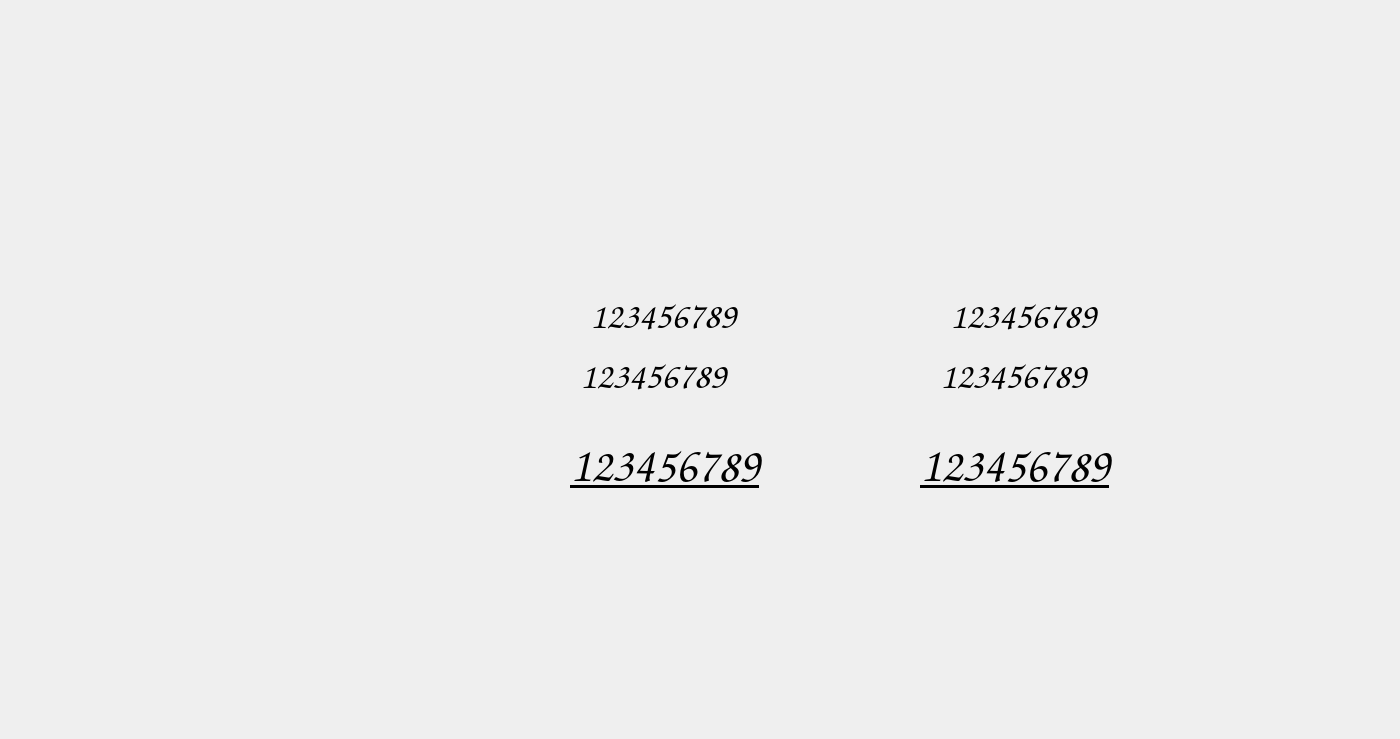
First picture: the form in codigoJuego/TomANDJerry/mostrarresultados.ui, repository luistorrest/ProyectoFinal, before the edit.
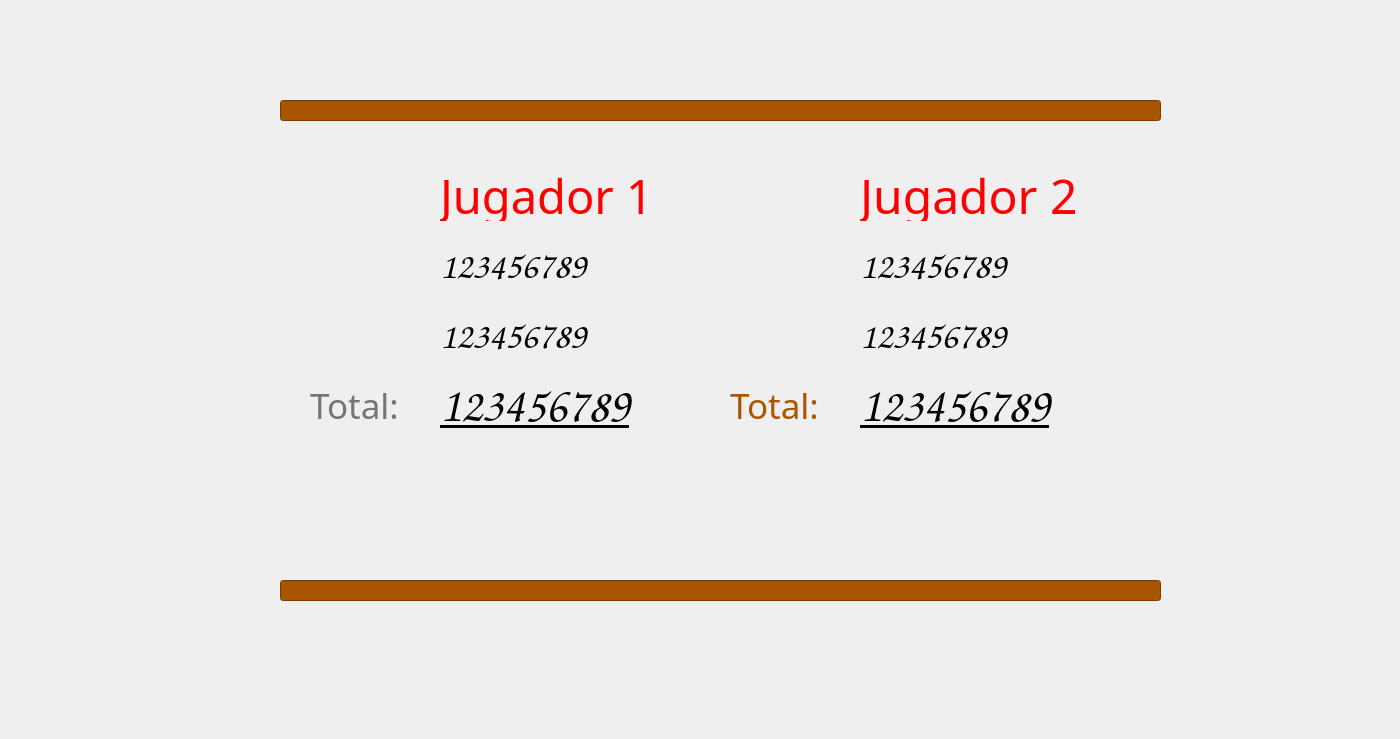
Second picture: the form after the edit. Icons and pictures are not drawn.

```diff
--- a/codigoJuego/TomANDJerry/mostrarresultados.ui
+++ b/codigoJuego/TomANDJerry/mostrarresultados.ui
@@ -16,8 +16,8 @@
   <widget class="QLabel" name="Distancia_2">
    <property name="geometry">
     <rect>
-     <x>950</x>
-     <y>290</y>
+     <x>860</x>
+     <y>240</y>
      <width>221</width>
      <height>51</height>
     </rect>
@@ -35,8 +35,8 @@
   <widget class="QLabel" name="Monedas">
    <property name="geometry">
     <rect>
-     <x>580</x>
-     <y>350</y>
+     <x>440</x>
+     <y>310</y>
      <width>221</width>
      <height>51</height>
     </rect>
@@ -54,8 +54,8 @@
   <widget class="QLabel" name="Total">
    <property name="geometry">
     <rect>
-     <x>570</x>
-     <y>430</y>
+     <x>440</x>
+     <y>370</y>
      <width>261</width>
      <height>71</height>
     </rect>
@@ -77,8 +77,8 @@
   <widget class="QLabel" name="Monedas_2">
    <property name="geometry">
     <rect>
-     <x>940</x>
-     <y>350</y>
+     <x>860</x>
+     <y>310</y>
      <width>231</width>
      <height>51</height>
     </rect>
@@ -96,12 +96,49 @@
   <widget class="QLabel" name="Distancia">
    <property name="geometry">
     <rect>
-     <x>590</x>
-     <y>290</y>
+     <x>440</x>
+     <y>240</y>
      <width>211</width>
      <height>51</height>
     </rect>
    </property>
+   <property name="palette">
+    <palette>
+     <active>
+      <colorrole role="WindowText">
+       <brush brushstyle="SolidPattern">
+        <color alpha="255">
+         <red>0</red>
+         <green>0</green>
+         <blue>0</blue>
+        </color>
+       </brush>
+      </colorrole>
+     </active>
+     <inactive>
+      <colorrole role="WindowText">
+       <brush brushstyle="SolidPattern">
+        <color alpha="255">
+         <red>0</red>
+         <green>0</green>
+         <blue>0</blue>
+        </color>
+       </brush>
+      </colorrole>
+     </inactive>
+     <disabled>
+      <colorrole role="WindowText">
+       <brush brushstyle="SolidPattern">
+        <color alpha="255">
+         <red>120</red>
+         <green>120</green>
+         <blue>120</blue>
+        </color>
+       </brush>
+      </colorrole>
+     </disabled>
+    </palette>
+   </property>
    <property name="font">
     <font>
      <family>Comic Sans MS</family>
@@ -115,8 +152,8 @@
   <widget class="QLabel" name="Total_2">
    <property name="geometry">
     <rect>
-     <x>920</x>
-     <y>430</y>
+     <x>860</x>
+     <y>370</y>
      <width>271</width>
      <height>71</height>
     </rect>
@@ -138,8 +175,8 @@
   <widget class="QLabel" name="fondo">
    <property name="geometry">
     <rect>
-     <x>450</x>
-     <y>200</y>
+     <x>280</x>
+     <y>100</y>
      <width>881</width>
      <height>501</height>
     </rect>
@@ -151,6 +188,1308 @@
     <pixmap resource="Imagenes.qrc">:/ImagenesJuego/Fondos/504.jpg</pixmap>
    </property>
   </widget>
+  <widget class="QLabel" name="Jugador">
+   <property name="geometry">
+    <rect>
+     <x>440</x>
+     <y>170</y>
+     <width>271</width>
+     <height>51</height>
+    </rect>
+   </property>
+   <property name="palette">
+    <palette>
+     <active>
+      <colorrole role="WindowText">
+       <brush brushstyle="SolidPattern">
+        <color alpha="255">
+         <red>255</red>
+         <green>0</green>
+         <blue>0</blue>
+        </color>
+       </brush>
+      </colorrole>
+      <colorrole role="Text">
+       <brush brushstyle="SolidPattern">
+        <color alpha="255">
+         <red>255</red>
+         <green>0</green>
+         <blue>0</blue>
+        </color>
+       </brush>
+      </colorrole>
+      <colorrole role="PlaceholderText">
+       <brush brushstyle="SolidPattern">
+        <color alpha="128">
+         <red>255</red>
+         <green>0</green>
+         <blue>0</blue>
+        </color>
+       </brush>
+      </colorrole>
+     </active>
+     <inactive>
+      <colorrole role="WindowText">
+       <brush brushstyle="SolidPattern">
+        <color alpha="255">
+         <red>255</red>
+         <green>0</green>
+         <blue>0</blue>
+        </color>
+       </brush>
+      </colorrole>
+      <colorrole role="Text">
+       <brush brushstyle="SolidPattern">
+        <color alpha="255">
+         <red>255</red>
+         <green>0</green>
+         <blue>0</blue>
+        </color>
+       </brush>
+      </colorrole>
+      <colorrole role="PlaceholderText">
+       <brush brushstyle="SolidPattern">
+        <color alpha="128">
+         <red>255</red>
+         <green>0</green>
+         <blue>0</blue>
+        </color>
+       </brush>
+      </colorrole>
+     </inactive>
+     <disabled>
+      <colorrole role="WindowText">
+       <brush brushstyle="SolidPattern">
+        <color alpha="255">
+         <red>120</red>
+         <green>120</green>
+         <blue>120</blue>
+        </color>
+       </brush>
+      </colorrole>
+      <colorrole role="Text">
+       <brush brushstyle="SolidPattern">
+        <color alpha="255">
+         <red>120</red>
+         <green>120</green>
+         <blue>120</blue>
+        </color>
+       </brush>
+      </colorrole>
+      <colorrole role="PlaceholderText">
+       <brush brushstyle="SolidPattern">
+        <color alpha="128">
+         <red>0</red>
+         <green>0</green>
+         <blue>0</blue>
+        </color>
+       </brush>
+      </colorrole>
+     </disabled>
+    </palette>
+   </property>
+   <property name="font">
+    <font>
+     <family>Showcard Gothic</family>
+     <pointsize>35</pointsize>
+    </font>
+   </property>
+   <property name="text">
+    <string>Jugador 1</string>
+   </property>
+  </widget>
+  <widget class="QLabel" name="Jugador_2">
+   <property name="geometry">
+    <rect>
+     <x>860</x>
+     <y>170</y>
+     <width>261</width>
+     <height>51</height>
+    </rect>
+   </property>
+   <property name="palette">
+    <palette>
+     <active>
+      <colorrole role="WindowText">
+       <brush brushstyle="SolidPattern">
+        <color alpha="255">
+         <red>255</red>
+         <green>0</green>
+         <blue>0</blue>
+        </color>
+       </brush>
+      </colorrole>
+     </active>
+     <inactive>
+      <colorrole role="WindowText">
+       <brush brushstyle="SolidPattern">
+        <color alpha="255">
+         <red>255</red>
+         <green>0</green>
+         <blue>0</blue>
+        </color>
+       </brush>
+      </colorrole>
+     </inactive>
+     <disabled>
+      <colorrole role="WindowText">
+       <brush brushstyle="SolidPattern">
+        <color alpha="255">
+         <red>120</red>
+         <green>120</green>
+         <blue>120</blue>
+        </color>
+       </brush>
+      </colorrole>
+     </disabled>
+    </palette>
+   </property>
+   <property name="font">
+    <font>
+     <family>Showcard Gothic</family>
+     <pointsize>36</pointsize>
+    </font>
+   </property>
+   <property name="text">
+    <string>Jugador 2</string>
+   </property>
+  </widget>
+  <widget class="QLabel" name="ImgMoneda">
+   <property name="geometry">
+    <rect>
+     <x>380</x>
+     <y>310</y>
+     <width>50</width>
+     <height>50</height>
+    </rect>
+   </property>
+   <property name="text">
+    <string/>
+   </property>
+   <property name="pixmap">
+    <pixmap resource="Imagenes.qrc">:/ImagenesJuego/monedas/moneda1.png</pixmap>
+   </property>
+   <property name="scaledContents">
+    <bool>true</bool>
+   </property>
+  </widget>
+  <widget class="QLabel" name="ImgMoneda_2">
+   <property name="geometry">
+    <rect>
+     <x>800</x>
+     <y>310</y>
+     <width>50</width>
+     <height>50</height>
+    </rect>
+   </property>
+   <property name="text">
+    <string/>
+   </property>
+   <property name="pixmap">
+    <pixmap resource="Imagenes.qrc">:/ImagenesJuego/monedas/moneda1.png</pixmap>
+   </property>
+   <property name="scaledContents">
+    <bool>true</bool>
+   </property>
+  </widget>
+  <widget class="QLabel" name="ImgDistancia">
+   <property name="geometry">
+    <rect>
+     <x>380</x>
+     <y>240</y>
+     <width>50</width>
+     <height>50</height>
+    </rect>
+   </property>
+   <property name="text">
+    <string/>
+   </property>
+   <property name="pixmap">
+    <pixmap resource="Imagenes.qrc">:/ImagenesJuego/Otros/Distancia.png</pixmap>
+   </property>
+   <property name="scaledContents">
+    <bool>true</bool>
+   </property>
+  </widget>
+  <widget class="QLabel" name="ImgDistancia_2">
+   <property name="geometry">
+    <rect>
+     <x>800</x>
+     <y>240</y>
+     <width>50</width>
+     <height>50</height>
+    </rect>
+   </property>
+   <property name="text">
+    <string/>
+   </property>
+   <property name="pixmap">
+    <pixmap resource="Imagenes.qrc">:/ImagenesJuego/Otros/Distancia.png</pixmap>
+   </property>
+   <property name="scaledContents">
+    <bool>true</bool>
+   </property>
+  </widget>
+  <widget class="QLabel" name="ResTotal">
+   <property name="geometry">
+    <rect>
+     <x>310</x>
+     <y>380</y>
+     <width>121</width>
+     <height>51</height>
+    </rect>
+   </property>
+   <property name="palette">
+    <palette>
+     <active>
+      <colorrole role="WindowText">
+       <brush brushstyle="SolidPattern">
+        <color alpha="255">
+         <red>117</red>
+         <green>117</green>
+         <blue>117</blue>
+        </color>
+       </brush>
+      </colorrole>
+     </active>
+     <inactive>
+      <colorrole role="WindowText">
+       <brush brushstyle="SolidPattern">
+        <color alpha="255">
+         <red>117</red>
+         <green>117</green>
+         <blue>117</blue>
+        </color>
+       </brush>
+      </colorrole>
+     </inactive>
+     <disabled>
+      <colorrole role="WindowText">
+       <brush brushstyle="SolidPattern">
+        <color alpha="255">
+         <red>120</red>
+         <green>120</green>
+         <blue>120</blue>
+        </color>
+       </brush>
+      </colorrole>
+     </disabled>
+    </palette>
+   </property>
+   <property name="font">
+    <font>
+     <family>Showcard Gothic</family>
+     <pointsize>26</pointsize>
+    </font>
+   </property>
+   <property name="text">
+    <string>Total:</string>
+   </property>
+  </widget>
+  <widget class="QLabel" name="ResTotal_2">
+   <property name="geometry">
+    <rect>
+     <x>730</x>
+     <y>380</y>
+     <width>121</width>
+     <height>51</height>
+    </rect>
+   </property>
+   <property name="palette">
+    <palette>
+     <active>
+      <colorrole role="WindowText">
+       <brush brushstyle="SolidPattern">
+        <color alpha="255">
+         <red>170</red>
+         <green>85</green>
+         <blue>0</blue>
+        </color>
+       </brush>
+      </colorrole>
+     </active>
+     <inactive>
+      <colorrole role="WindowText">
+       <brush brushstyle="SolidPattern">
+        <color alpha="255">
+         <red>170</red>
+         <green>85</green>
+         <blue>0</blue>
+        </color>
+       </brush>
+      </colorrole>
+     </inactive>
+     <disabled>
+      <colorrole role="WindowText">
+       <brush brushstyle="SolidPattern">
+        <color alpha="255">
+         <red>120</red>
+         <green>120</green>
+         <blue>120</blue>
+        </color>
+       </brush>
+      </colorrole>
+     </disabled>
+    </palette>
+   </property>
+   <property name="font">
+    <font>
+     <family>Showcard Gothic</family>
+     <pointsize>26</pointsize>
+    </font>
+   </property>
+   <property name="text">
+    <string>Total:</string>
+   </property>
+  </widget>
+  <widget class="QLineEdit" name="lineEdit">
+   <property name="enabled">
+    <bool>false</bool>
+   </property>
+   <property name="geometry">
+    <rect>
+     <x>280</x>
+     <y>100</y>
+     <width>881</width>
+     <height>21</height>
+    </rect>
+   </property>
+   <property name="palette">
+    <palette>
+     <active>
+      <colorrole role="WindowText">
+       <brush brushstyle="SolidPattern">
+        <color alpha="255">
+         <red>0</red>
+         <green>0</green>
+         <blue>0</blue>
+        </color>
+       </brush>
+      </colorrole>
+      <colorrole role="Button">
+       <brush brushstyle="SolidPattern">
+        <color alpha="255">
+         <red>170</red>
+         <green>85</green>
+         <blue>0</blue>
+        </color>
+       </brush>
+      </colorrole>
+      <colorrole role="Light">
+       <brush brushstyle="SolidPattern">
+        <color alpha="255">
+         <red>255</red>
+         <green>128</green>
+         <blue>0</blue>
+        </color>
+       </brush>
+      </colorrole>
+      <colorrole role="Midlight">
+       <brush brushstyle="SolidPattern">
+        <color alpha="255">
+         <red>212</red>
+         <green>106</green>
+         <blue>0</blue>
+        </color>
+       </brush>
+      </colorrole>
+      <colorrole role="Dark">
+       <brush brushstyle="SolidPattern">
+        <color alpha="255">
+         <red>85</red>
+         <green>43</green>
+         <blue>0</blue>
+        </color>
+       </brush>
+      </colorrole>
+      <colorrole role="Mid">
+       <brush brushstyle="SolidPattern">
+        <color alpha="255">
+         <red>113</red>
+         <green>57</green>
+         <blue>0</blue>
+        </color>
+       </brush>
+      </colorrole>
+      <colorrole role="Text">
+       <brush brushstyle="SolidPattern">
+        <color alpha="255">
+         <red>0</red>
+         <green>0</green>
+         <blue>0</blue>
+        </color>
+       </brush>
+      </colorrole>
+      <colorrole role="BrightText">
+       <brush brushstyle="SolidPattern">
+        <color alpha="255">
+         <red>255</red>
+         <green>255</green>
+         <blue>255</blue>
+        </color>
+       </brush>
+      </colorrole>
+      <colorrole role="ButtonText">
+       <brush brushstyle="SolidPattern">
+        <color alpha="255">
+         <red>0</red>
+         <green>0</green>
+         <blue>0</blue>
+        </color>
+       </brush>
+      </colorrole>
+      <colorrole role="Base">
+       <brush brushstyle="SolidPattern">
+        <color alpha="255">
+         <red>170</red>
+         <green>85</green>
+         <blue>0</blue>
+        </color>
+       </brush>
+      </colorrole>
+      <colorrole role="Window">
+       <brush brushstyle="SolidPattern">
+        <color alpha="255">
+         <red>170</red>
+         <green>85</green>
+         <blue>0</blue>
+        </color>
+       </brush>
+      </colorrole>
+      <colorrole role="Shadow">
+       <brush brushstyle="SolidPattern">
+        <color alpha="255">
+         <red>0</red>
+         <green>0</green>
+         <blue>0</blue>
+        </color>
+       </brush>
+      </colorrole>
+      <colorrole role="AlternateBase">
+       <brush brushstyle="SolidPattern">
+        <color alpha="255">
+         <red>212</red>
+         <green>170</green>
+         <blue>127</blue>
+        </color>
+       </brush>
+      </colorrole>
+      <colorrole role="ToolTipBase">
+       <brush brushstyle="SolidPattern">
+        <color alpha="255">
+         <red>255</red>
+         <green>255</green>
+         <blue>220</blue>
+        </color>
+       </brush>
+      </colorrole>
+      <colorrole role="ToolTipText">
+       <brush brushstyle="SolidPattern">
+        <color alpha="255">
+         <red>0</red>
+         <green>0</green>
+         <blue>0</blue>
+        </color>
+       </brush>
+      </colorrole>
+      <colorrole role="PlaceholderText">
+       <brush brushstyle="SolidPattern">
+        <color alpha="128">
+         <red>0</red>
+         <green>0</green>
+         <blue>0</blue>
+        </color>
+       </brush>
+      </colorrole>
+     </active>
+     <inactive>
+      <colorrole role="WindowText">
+       <brush brushstyle="SolidPattern">
+        <color alpha="255">
+         <red>0</red>
+         <green>0</green>
+         <blue>0</blue>
+        </color>
+       </brush>
+      </colorrole>
+      <colorrole role="Button">
+       <brush brushstyle="SolidPattern">
+        <color alpha="255">
+         <red>170</red>
+         <green>85</green>
+         <blue>0</blue>
+        </color>
+       </brush>
+      </colorrole>
+      <colorrole role="Light">
+       <brush brushstyle="SolidPattern">
+        <color alpha="255">
+         <red>255</red>
+         <green>128</green>
+         <blue>0</blue>
+        </color>
+       </brush>
+      </colorrole>
+      <colorrole role="Midlight">
+       <brush brushstyle="SolidPattern">
+        <color alpha="255">
+         <red>212</red>
+         <green>106</green>
+         <blue>0</blue>
+        </color>
+       </brush>
+      </colorrole>
+      <colorrole role="Dark">
+       <brush brushstyle="SolidPattern">
+        <color alpha="255">
+         <red>85</red>
+         <green>43</green>
+         <blue>0</blue>
+        </color>
+       </brush>
+      </colorrole>
+      <colorrole role="Mid">
+       <brush brushstyle="SolidPattern">
+        <color alpha="255">
+         <red>113</red>
+         <green>57</green>
+         <blue>0</blue>
+        </color>
+       </brush>
+      </colorrole>
+      <colorrole role="Text">
+       <brush brushstyle="SolidPattern">
+        <color alpha="255">
+         <red>0</red>
+         <green>0</green>
+         <blue>0</blue>
+        </color>
+       </brush>
+      </colorrole>
+      <colorrole role="BrightText">
+       <brush brushstyle="SolidPattern">
+        <color alpha="255">
+         <red>255</red>
+         <green>255</green>
+         <blue>255</blue>
+        </color>
+       </brush>
+      </colorrole>
+      <colorrole role="ButtonText">
+       <brush brushstyle="SolidPattern">
+        <color alpha="255">
+         <red>0</red>
+         <green>0</green>
+         <blue>0</blue>
+        </color>
+       </brush>
+      </colorrole>
+      <colorrole role="Base">
+       <brush brushstyle="SolidPattern">
+        <color alpha="255">
+         <red>170</red>
+         <green>85</green>
+         <blue>0</blue>
+        </color>
+       </brush>
+      </colorrole>
+      <colorrole role="Window">
+       <brush brushstyle="SolidPattern">
+        <color alpha="255">
+         <red>170</red>
+         <green>85</green>
+         <blue>0</blue>
+        </color>
+       </brush>
+      </colorrole>
+      <colorrole role="Shadow">
+       <brush brushstyle="SolidPattern">
+        <color alpha="255">
+         <red>0</red>
+         <green>0</green>
+         <blue>0</blue>
+        </color>
+       </brush>
+      </colorrole>
+      <colorrole role="AlternateBase">
+       <brush brushstyle="SolidPattern">
+        <color alpha="255">
+         <red>212</red>
+         <green>170</green>
+         <blue>127</blue>
+        </color>
+       </brush>
+      </colorrole>
+      <colorrole role="ToolTipBase">
+       <brush brushstyle="SolidPattern">
+        <color alpha="255">
+         <red>255</red>
+         <green>255</green>
+         <blue>220</blue>
+        </color>
+       </brush>
+      </colorrole>
+      <colorrole role="ToolTipText">
+       <brush brushstyle="SolidPattern">
+        <color alpha="255">
+         <red>0</red>
+         <green>0</green>
+         <blue>0</blue>
+        </color>
+       </brush>
+      </colorrole>
+      <colorrole role="PlaceholderText">
+       <brush brushstyle="SolidPattern">
+        <color alpha="128">
+         <red>0</red>
+         <green>0</green>
+         <blue>0</blue>
+        </color>
+       </brush>
+      </colorrole>
+     </inactive>
+     <disabled>
+      <colorrole role="WindowText">
+       <brush brushstyle="SolidPattern">
+        <color alpha="255">
+         <red>85</red>
+         <green>43</green>
+         <blue>0</blue>
+        </color>
+       </brush>
+      </colorrole>
+      <colorrole role="Button">
+       <brush brushstyle="SolidPattern">
+        <color alpha="255">
+         <red>170</red>
+         <green>85</green>
+         <blue>0</blue>
+        </color>
+       </brush>
+      </colorrole>
+      <colorrole role="Light">
+       <brush brushstyle="SolidPattern">
+        <color alpha="255">
+         <red>255</red>
+         <green>128</green>
+         <blue>0</blue>
+        </color>
+       </brush>
+      </colorrole>
+      <colorrole role="Midlight">
+       <brush brushstyle="SolidPattern">
+        <color alpha="255">
+         <red>212</red>
+         <green>106</green>
+         <blue>0</blue>
+        </color>
+       </brush>
+      </colorrole>
+      <colorrole role="Dark">
+       <brush brushstyle="SolidPattern">
+        <color alpha="255">
+         <red>85</red>
+         <green>43</green>
+         <blue>0</blue>
+        </color>
+       </brush>
+      </colorrole>
+      <colorrole role="Mid">
+       <brush brushstyle="SolidPattern">
+        <color alpha="255">
+         <red>113</red>
+         <green>57</green>
+         <blue>0</blue>
+        </color>
+       </brush>
+      </colorrole>
+      <colorrole role="Text">
+       <brush brushstyle="SolidPattern">
+        <color alpha="255">
+         <red>85</red>
+         <green>43</green>
+         <blue>0</blue>
+        </color>
+       </brush>
+      </colorrole>
+      <colorrole role="BrightText">
+       <brush brushstyle="SolidPattern">
+        <color alpha="255">
+         <red>255</red>
+         <green>255</green>
+         <blue>255</blue>
+        </color>
+       </brush>
+      </colorrole>
+      <colorrole role="ButtonText">
+       <brush brushstyle="SolidPattern">
+        <color alpha="255">
+         <red>85</red>
+         <green>43</green>
+         <blue>0</blue>
+        </color>
+       </brush>
+      </colorrole>
+      <colorrole role="Base">
+       <brush brushstyle="SolidPattern">
+        <color alpha="255">
+         <red>170</red>
+         <green>85</green>
+         <blue>0</blue>
+        </color>
+       </brush>
+      </colorrole>
+      <colorrole role="Window">
+       <brush brushstyle="SolidPattern">
+        <color alpha="255">
+         <red>170</red>
+         <green>85</green>
+         <blue>0</blue>
+        </color>
+       </brush>
+      </colorrole>
+      <colorrole role="Shadow">
+       <brush brushstyle="SolidPattern">
+        <color alpha="255">
+         <red>0</red>
+         <green>0</green>
+         <blue>0</blue>
+        </color>
+       </brush>
+      </colorrole>
+      <colorrole role="AlternateBase">
+       <brush brushstyle="SolidPattern">
+        <color alpha="255">
+         <red>170</red>
+         <green>85</green>
+         <blue>0</blue>
+        </color>
+       </brush>
+      </colorrole>
+      <colorrole role="ToolTipBase">
+       <brush brushstyle="SolidPattern">
+        <color alpha="255">
+         <red>255</red>
+         <green>255</green>
+         <blue>220</blue>
+        </color>
+       </brush>
+      </colorrole>
+      <colorrole role="ToolTipText">
+       <brush brushstyle="SolidPattern">
+        <color alpha="255">
+         <red>0</red>
+         <green>0</green>
+         <blue>0</blue>
+        </color>
+       </brush>
+      </colorrole>
+      <colorrole role="PlaceholderText">
+       <brush brushstyle="SolidPattern">
+        <color alpha="128">
+         <red>0</red>
+         <green>0</green>
+         <blue>0</blue>
+        </color>
+       </brush>
+      </colorrole>
+     </disabled>
+    </palette>
+   </property>
+  </widget>
+  <widget class="QLineEdit" name="lineEdit_2">
+   <property name="enabled">
+    <bool>false</bool>
+   </property>
+   <property name="geometry">
+    <rect>
+     <x>280</x>
+     <y>580</y>
+     <width>881</width>
+     <height>21</height>
+    </rect>
+   </property>
+   <property name="palette">
+    <palette>
+     <active>
+      <colorrole role="WindowText">
+       <brush brushstyle="SolidPattern">
+        <color alpha="255">
+         <red>0</red>
+         <green>0</green>
+         <blue>0</blue>
+        </color>
+       </brush>
+      </colorrole>
+      <colorrole role="Button">
+       <brush brushstyle="SolidPattern">
+        <color alpha="255">
+         <red>170</red>
+         <green>85</green>
+         <blue>0</blue>
+        </color>
+       </brush>
+      </colorrole>
+      <colorrole role="Light">
+       <brush brushstyle="SolidPattern">
+        <color alpha="255">
+         <red>255</red>
+         <green>128</green>
+         <blue>0</blue>
+        </color>
+       </brush>
+      </colorrole>
+      <colorrole role="Midlight">
+       <brush brushstyle="SolidPattern">
+        <color alpha="255">
+         <red>212</red>
+         <green>106</green>
+         <blue>0</blue>
+        </color>
+       </brush>
+      </colorrole>
+      <colorrole role="Dark">
+       <brush brushstyle="SolidPattern">
+        <color alpha="255">
+         <red>85</red>
+         <green>43</green>
+         <blue>0</blue>
+        </color>
+       </brush>
+      </colorrole>
+      <colorrole role="Mid">
+       <brush brushstyle="SolidPattern">
+        <color alpha="255">
+         <red>113</red>
+         <green>57</green>
+         <blue>0</blue>
+        </color>
+       </brush>
+      </colorrole>
+      <colorrole role="Text">
+       <brush brushstyle="SolidPattern">
+        <color alpha="255">
+         <red>0</red>
+         <green>0</green>
+         <blue>0</blue>
+        </color>
+       </brush>
+      </colorrole>
+      <colorrole role="BrightText">
+       <brush brushstyle="SolidPattern">
+        <color alpha="255">
+         <red>255</red>
+         <green>255</green>
+         <blue>255</blue>
+        </color>
+       </brush>
+      </colorrole>
+      <colorrole role="ButtonText">
+       <brush brushstyle="SolidPattern">
+        <color alpha="255">
+         <red>0</red>
+         <green>0</green>
+         <blue>0</blue>
+        </color>
+       </brush>
+      </colorrole>
+      <colorrole role="Base">
+       <brush brushstyle="SolidPattern">
+        <color alpha="255">
+         <red>170</red>
+         <green>85</green>
+         <blue>0</blue>
+        </color>
+       </brush>
+      </colorrole>
+      <colorrole role="Window">
+       <brush brushstyle="SolidPattern">
+        <color alpha="255">
+         <red>170</red>
+         <green>85</green>
+         <blue>0</blue>
+        </color>
+       </brush>
+      </colorrole>
+      <colorrole role="Shadow">
+       <brush brushstyle="SolidPattern">
+        <color alpha="255">
+         <red>0</red>
+         <green>0</green>
+         <blue>0</blue>
+        </color>
+       </brush>
+      </colorrole>
+      <colorrole role="AlternateBase">
+       <brush brushstyle="SolidPattern">
+        <color alpha="255">
+         <red>212</red>
+         <green>170</green>
+         <blue>127</blue>
+        </color>
+       </brush>
+      </colorrole>
+      <colorrole role="ToolTipBase">
+       <brush brushstyle="SolidPattern">
+        <color alpha="255">
+         <red>255</red>
+         <green>255</green>
+         <blue>220</blue>
+        </color>
+       </brush>
+      </colorrole>
+      <colorrole role="ToolTipText">
+       <brush brushstyle="SolidPattern">
+        <color alpha="255">
+         <red>0</red>
+         <green>0</green>
+         <blue>0</blue>
+        </color>
+       </brush>
+      </colorrole>
+      <colorrole role="PlaceholderText">
+       <brush brushstyle="SolidPattern">
+        <color alpha="128">
+         <red>0</red>
+         <green>0</green>
+         <blue>0</blue>
+        </color>
+       </brush>
+      </colorrole>
+     </active>
+     <inactive>
+      <colorrole role="WindowText">
+       <brush brushstyle="SolidPattern">
+        <color alpha="255">
+         <red>0</red>
+         <green>0</green>
+         <blue>0</blue>
+        </color>
+       </brush>
+      </colorrole>
+      <colorrole role="Button">
+       <brush brushstyle="SolidPattern">
+        <color alpha="255">
+         <red>170</red>
+         <green>85</green>
+         <blue>0</blue>
+        </color>
+       </brush>
+      </colorrole>
+      <colorrole role="Light">
+       <brush brushstyle="SolidPattern">
+        <color alpha="255">
+         <red>255</red>
+         <green>128</green>
+         <blue>0</blue>
+        </color>
+       </brush>
+      </colorrole>
+      <colorrole role="Midlight">
+       <brush brushstyle="SolidPattern">
+        <color alpha="255">
+         <red>212</red>
+         <green>106</green>
+         <blue>0</blue>
+        </color>
+       </brush>
+      </colorrole>
+      <colorrole role="Dark">
+       <brush brushstyle="SolidPattern">
+        <color alpha="255">
+         <red>85</red>
+         <green>43</green>
+         <blue>0</blue>
+        </color>
+       </brush>
+      </colorrole>
+      <colorrole role="Mid">
+       <brush brushstyle="SolidPattern">
+        <color alpha="255">
+         <red>113</red>
+         <green>57</green>
+         <blue>0</blue>
+        </color>
+       </brush>
+      </colorrole>
+      <colorrole role="Text">
+       <brush brushstyle="SolidPattern">
+        <color alpha="255">
+         <red>0</red>
+         <green>0</green>
+         <blue>0</blue>
+        </color>
+       </brush>
+      </colorrole>
+      <colorrole role="BrightText">
+       <brush brushstyle="SolidPattern">
+        <color alpha="255">
+         <red>255</red>
+         <green>255</green>
+         <blue>255</blue>
+        </color>
+       </brush>
+      </colorrole>
+      <colorrole role="ButtonText">
+       <brush brushstyle="SolidPattern">
+        <color alpha="255">
+         <red>0</red>
+         <green>0</green>
+         <blue>0</blue>
+        </color>
+       </brush>
+      </colorrole>
+      <colorrole role="Base">
+       <brush brushstyle="SolidPattern">
+        <color alpha="255">
+         <red>170</red>
+         <green>85</green>
+         <blue>0</blue>
+        </color>
+       </brush>
+      </colorrole>
+      <colorrole role="Window">
+       <brush brushstyle="SolidPattern">
+        <color alpha="255">
+         <red>170</red>
+         <green>85</green>
+         <blue>0</blue>
+        </color>
+       </brush>
+      </colorrole>
+      <colorrole role="Shadow">
+       <brush brushstyle="SolidPattern">
+        <color alpha="255">
+         <red>0</red>
+         <green>0</green>
+         <blue>0</blue>
+        </color>
+       </brush>
+      </colorrole>
+      <colorrole role="AlternateBase">
+       <brush brushstyle="SolidPattern">
+        <color alpha="255">
+         <red>212</red>
+         <green>170</green>
+         <blue>127</blue>
+        </color>
+       </brush>
+      </colorrole>
+      <colorrole role="ToolTipBase">
+       <brush brushstyle="SolidPattern">
+        <color alpha="255">
+         <red>255</red>
+         <green>255</green>
+         <blue>220</blue>
+        </color>
+       </brush>
+      </colorrole>
+      <colorrole role="ToolTipText">
+       <brush brushstyle="SolidPattern">
+        <color alpha="255">
+         <red>0</red>
+         <green>0</green>
+         <blue>0</blue>
+        </color>
+       </brush>
+      </colorrole>
+      <colorrole role="PlaceholderText">
+       <brush brushstyle="SolidPattern">
+        <color alpha="128">
+         <red>0</red>
+         <green>0</green>
+         <blue>0</blue>
+        </color>
+       </brush>
+      </colorrole>
+     </inactive>
+     <disabled>
+      <colorrole role="WindowText">
+       <brush brushstyle="SolidPattern">
+        <color alpha="255">
+         <red>85</red>
+         <green>43</green>
+         <blue>0</blue>
+        </color>
+       </brush>
+      </colorrole>
+      <colorrole role="Button">
+       <brush brushstyle="SolidPattern">
+        <color alpha="255">
+         <red>170</red>
+         <green>85</green>
+         <blue>0</blue>
+        </color>
+       </brush>
+      </colorrole>
+      <colorrole role="Light">
+       <brush brushstyle="SolidPattern">
+        <color alpha="255">
+         <red>255</red>
+         <green>128</green>
+         <blue>0</blue>
+        </color>
+       </brush>
+      </colorrole>
+      <colorrole role="Midlight">
+       <brush brushstyle="SolidPattern">
+        <color alpha="255">
+         <red>212</red>
+         <green>106</green>
+         <blue>0</blue>
+        </color>
+       </brush>
+      </colorrole>
+      <colorrole role="Dark">
+       <brush brushstyle="SolidPattern">
+        <color alpha="255">
+         <red>85</red>
+         <green>43</green>
+         <blue>0</blue>
+        </color>
+       </brush>
+      </colorrole>
+      <colorrole role="Mid">
+       <brush brushstyle="SolidPattern">
+        <color alpha="255">
+         <red>113</red>
+         <green>57</green>
+         <blue>0</blue>
+        </color>
+       </brush>
+      </colorrole>
+      <colorrole role="Text">
+       <brush brushstyle="SolidPattern">
+        <color alpha="255">
+         <red>85</red>
+         <green>43</green>
+         <blue>0</blue>
+        </color>
+       </brush>
+      </colorrole>
+      <colorrole role="BrightText">
+       <brush brushstyle="SolidPattern">
+        <color alpha="255">
+         <red>255</red>
+         <green>255</green>
+         <blue>255</blue>
+        </color>
+       </brush>
+      </colorrole>
+      <colorrole role="ButtonText">
+       <brush brushstyle="SolidPattern">
+        <color alpha="255">
+         <red>85</red>
+         <green>43</green>
+         <blue>0</blue>
+        </color>
+       </brush>
+      </colorrole>
+      <colorrole role="Base">
+       <brush brushstyle="SolidPattern">
+        <color alpha="255">
+         <red>170</red>
+         <green>85</green>
+         <blue>0</blue>
+        </color>
+       </brush>
+      </colorrole>
+      <colorrole role="Window">
+       <brush brushstyle="SolidPattern">
+        <color alpha="255">
+         <red>170</red>
+         <green>85</green>
+         <blue>0</blue>
+        </color>
+       </brush>
+      </colorrole>
+      <colorrole role="Shadow">
+       <brush brushstyle="SolidPattern">
+        <color alpha="255">
+         <red>0</red>
+         <green>0</green>
+         <blue>0</blue>
+        </color>
+       </brush>
+      </colorrole>
+      <colorrole role="AlternateBase">
+       <brush brushstyle="SolidPattern">
+        <color alpha="255">
+         <red>170</red>
+         <green>85</green>
+         <blue>0</blue>
+        </color>
+       </brush>
+      </colorrole>
+      <colorrole role="ToolTipBase">
+       <brush brushstyle="SolidPattern">
+        <color alpha="255">
+         <red>255</red>
+         <green>255</green>
+         <blue>220</blue>
+        </color>
+       </brush>
+      </colorrole>
+      <colorrole role="ToolTipText">
+       <brush brushstyle="SolidPattern">
+        <color alpha="255">
+         <red>0</red>
+         <green>0</green>
+         <blue>0</blue>
+        </color>
+       </brush>
+      </colorrole>
+      <colorrole role="PlaceholderText">
+       <brush brushstyle="SolidPattern">
+        <color alpha="128">
+         <red>0</red>
+         <green>0</green>
+         <blue>0</blue>
+        </color>
+       </brush>
+      </colorrole>
+     </disabled>
+    </palette>
+   </property>
+  </widget>
+  <widget class="QLabel" name="Tom">
+   <property name="geometry">
+    <rect>
+     <x>480</x>
+     <y>450</y>
+     <width>121</width>
+     <height>101</height>
+    </rect>
+   </property>
+   <property name="text">
+    <string/>
+   </property>
+   <property name="pixmap">
+    <pixmap resource="Imagenes.qrc">:/ImagenesJuego/Otros/PlayTom.png</pixmap>
+   </property>
+   <property name="scaledContents">
+    <bool>true</bool>
+   </property>
+  </widget>
+  <widget class="QLabel" name="Jerry">
+   <property name="geometry">
+    <rect>
+     <x>910</x>
+     <y>460</y>
+     <width>121</width>
+     <height>101</height>
+    </rect>
+   </property>
+   <property name="text">
+    <string/>
+   </property>
+   <property name="pixmap">
+    <pixmap resource="Imagenes.qrc">:/ImagenesJuego/Otros/PlayJerry.png</pixmap>
+   </property>
+   <property name="scaledContents">
+    <bool>true</bool>
+   </property>
+  </widget>
   <zorder>fondo</zorder>
   <zorder>Distancia_2</zorder>
   <zorder>Monedas</zorder>
```
Left out of the diff: 12 changed lines with no effect on the pictures.
